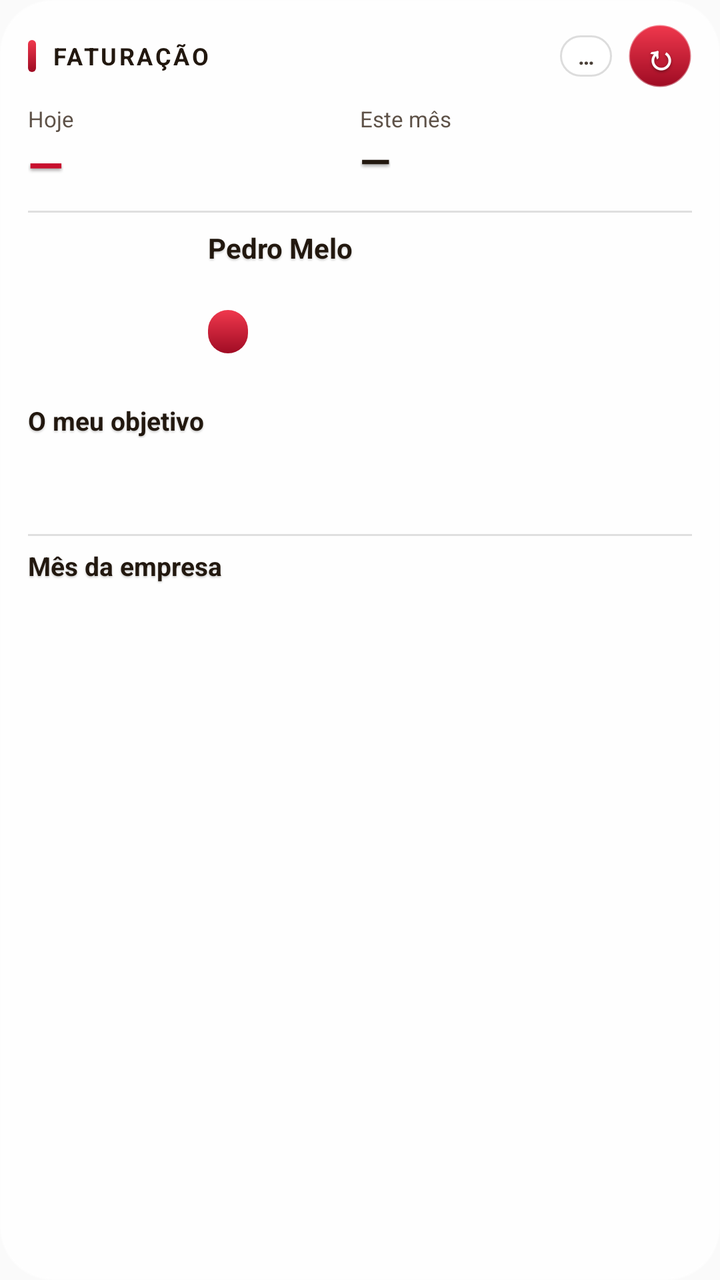
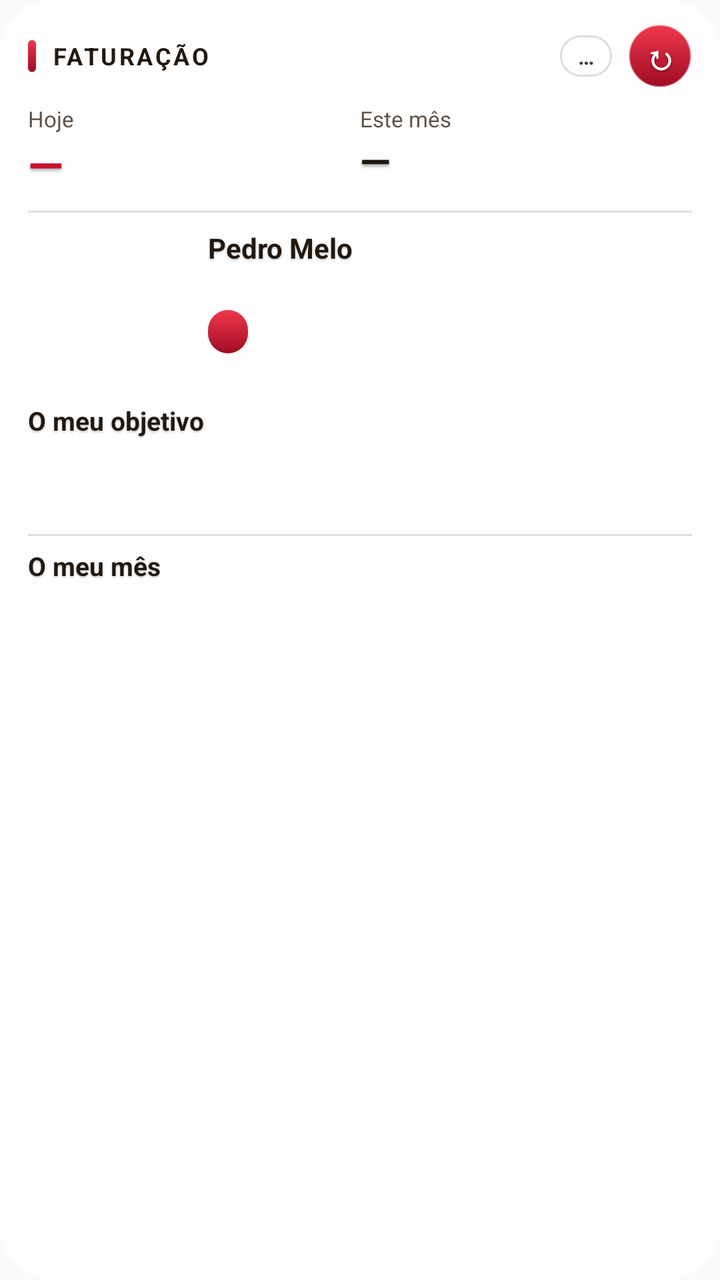

Before-and-after screenshots of an Android layout around one commit, followed by the original layout XML and the change that was made.
<!-- AndroidManifest.xml: application theme android:Theme.Material.Light -->
<!-- res/layout/widget_faturacao.xml -->
<?xml version="1.0" encoding="utf-8"?>
<LinearLayout xmlns:android="http://schemas.android.com/apk/res/android"
    android:id="@+id/widget_root"
    android:layout_width="match_parent"
    android:layout_height="match_parent"
    android:background="@drawable/w_fundo"
    android:orientation="vertical"
    android:paddingLeft="14dp"
    android:paddingRight="14dp"
    android:paddingTop="12dp"
    android:paddingBottom="10dp">

    
    <LinearLayout
        android:layout_width="match_parent"
        android:layout_height="wrap_content"
        android:gravity="center_vertical"
        android:orientation="horizontal">

        <TextView
            android:layout_width="4dp"
            android:layout_height="16dp"
            android:background="@drawable/w_acento" />

        <TextView
            android:id="@+id/w_titulo"
            android:layout_width="0dp"
            android:layout_height="wrap_content"
            android:layout_weight="1"
            android:layout_marginLeft="8dp"
            android:letterSpacing="0.1"
            android:text="FATURAÇÃO"
            android:textColor="#22180F"
            android:textSize="12sp"
            android:textStyle="bold" />

        <TextView
            android:id="@+id/w_hora"
            android:layout_width="wrap_content"
            android:layout_height="wrap_content"
            android:maxWidth="170dp"
            android:background="@drawable/w_chip"
            android:ellipsize="end"
            android:maxLines="1"
            android:paddingLeft="9dp"
            android:paddingRight="9dp"
            android:paddingTop="3dp"
            android:paddingBottom="3dp"
            android:text="…"
            android:textColor="#4A4038"
            android:textSize="11sp"
            android:textStyle="bold" />

        <TextView
            android:id="@+id/w_atualizar"
            android:layout_width="32dp"
            android:layout_height="32dp"
            android:layout_marginLeft="8dp"
            android:background="@drawable/w_botao"
            android:gravity="center"
            android:shadowColor="#66000000"
            android:shadowDy="2"
            android:shadowRadius="3"
            android:text="↻"
            android:textColor="#FFFFFF"
            android:textSize="17sp"
            android:textStyle="bold" />
    </LinearLayout>

    
    <LinearLayout
        android:layout_width="match_parent"
        android:layout_height="wrap_content"
        android:layout_marginTop="8dp"
        android:orientation="horizontal">

        <LinearLayout
            android:layout_width="0dp"
            android:layout_height="wrap_content"
            android:layout_weight="1"
            android:orientation="vertical">
            <TextView
                android:layout_width="wrap_content"
                android:layout_height="wrap_content"
                android:text="Hoje"
                android:textColor="#5E5248"
                android:textSize="11sp" />
            <TextView
                android:id="@+id/w_dia_val"
                android:layout_width="wrap_content"
                android:layout_height="wrap_content"
                android:maxLines="1"
                android:shadowColor="#55000000"
                android:shadowDx="0"
                android:shadowDy="3"
                android:shadowRadius="4"
                android:text="—"
                android:textColor="#C8102E"
                android:textSize="23sp"
                android:textStyle="bold" />
        </LinearLayout>

        <LinearLayout
            android:layout_width="0dp"
            android:layout_height="wrap_content"
            android:layout_weight="1"
            android:orientation="vertical">
            <TextView
                android:layout_width="wrap_content"
                android:layout_height="wrap_content"
                android:text="Este mês"
                android:textColor="#5E5248"
                android:textSize="11sp" />
            <TextView
                android:id="@+id/w_mes_val"
                android:layout_width="wrap_content"
                android:layout_height="wrap_content"
                android:maxLines="1"
                android:shadowColor="#55000000"
                android:shadowDx="0"
                android:shadowDy="3"
                android:shadowRadius="4"
                android:text="—"
                android:textColor="#22180F"
                android:textSize="20sp"
                android:textStyle="bold" />
        </LinearLayout>
    </LinearLayout>

    <TextView
        android:layout_width="match_parent"
        android:layout_height="1dp"
        android:layout_marginTop="8dp"
        android:background="@drawable/w_linha" />

    
    <LinearLayout
        android:layout_width="match_parent"
        android:layout_height="wrap_content"
        android:layout_marginTop="8dp"
        android:gravity="center_vertical"
        android:orientation="horizontal">

        <ImageView
            android:id="@+id/w_anel"
            android:layout_width="78dp"
            android:layout_height="78dp"
            android:scaleType="fitCenter" />

        <LinearLayout
            android:layout_width="0dp"
            android:layout_height="wrap_content"
            android:layout_weight="1"
            android:layout_marginLeft="12dp"
            android:orientation="vertical">

            <TextView
                android:layout_width="wrap_content"
                android:layout_height="wrap_content"
                android:shadowColor="#33000000"
                android:shadowDy="2"
                android:shadowRadius="2"
                android:text="Pedro Melo"
                android:textColor="#22180F"
                android:textSize="14sp"
                android:textStyle="bold" />

            <TextView
                android:id="@+id/w_ped_linha"
                android:layout_width="wrap_content"
                android:layout_height="wrap_content"
                android:layout_marginTop="1dp"
                android:ellipsize="end"
                android:maxLines="1"
                android:text=""
                android:textColor="#4A4038"
                android:textSize="11.5sp" />

            <TextView
                android:id="@+id/w_estado"
                android:layout_width="wrap_content"
                android:layout_height="wrap_content"
                android:layout_marginTop="5dp"
                android:background="@drawable/w_chip_vermelho"
                android:maxLines="1"
                android:paddingLeft="10dp"
                android:paddingRight="10dp"
                android:paddingTop="3dp"
                android:paddingBottom="3dp"
                android:shadowColor="#66000000"
                android:shadowDy="1"
                android:shadowRadius="2"
                android:text=""
                android:textColor="#FFFFFF"
                android:textSize="11.5sp"
                android:textStyle="bold" />

            <TextView
                android:id="@+id/w_ritmo"
                android:layout_width="wrap_content"
                android:layout_height="wrap_content"
                android:layout_marginTop="4dp"
                android:maxLines="2"
                android:text=""
                android:textColor="#4A4038"
                android:textSize="11sp" />
        </LinearLayout>
    </LinearLayout>

    
    <LinearLayout
        android:layout_width="match_parent"
        android:layout_height="wrap_content"
        android:layout_marginTop="6dp"
        android:orientation="horizontal">
        <TextView
            android:layout_width="0dp"
            android:layout_height="wrap_content"
            android:layout_weight="1"
            android:shadowColor="#33000000"
            android:shadowDy="2"
            android:shadowRadius="2"
            android:text="O meu objetivo"
            android:textColor="#22180F"
            android:textSize="13sp"
            android:textStyle="bold" />
        <TextView
            android:id="@+id/w_obj_info"
            android:layout_width="wrap_content"
            android:layout_height="wrap_content"
            android:maxLines="1"
            android:text=""
            android:textColor="#4A4038"
            android:textSize="11sp" />
    </LinearLayout>

    <ImageView
        android:id="@+id/w_grafico"
        android:layout_width="match_parent"
        android:layout_height="40dp"
        android:layout_marginTop="2dp"
        android:scaleType="fitCenter" />

    
    <TextView
        android:layout_width="match_parent"
        android:layout_height="1dp"
        android:layout_marginTop="6dp"
        android:background="@drawable/w_linha" />

    <LinearLayout
        android:layout_width="match_parent"
        android:layout_height="wrap_content"
        android:layout_marginTop="6dp"
        android:orientation="horizontal">
        <TextView
            android:layout_width="0dp"
            android:layout_height="wrap_content"
            android:layout_weight="1"
            android:shadowColor="#33000000"
            android:shadowDy="2"
            android:shadowRadius="2"
            android:text="Mês da empresa"
            android:textColor="#22180F"
            android:textSize="13sp"
            android:textStyle="bold" />
        <TextView
            android:id="@+id/w_mes_info"
            android:layout_width="wrap_content"
            android:layout_height="wrap_content"
            android:maxLines="1"
            android:text=""
            android:textColor="#4A4038"
            android:textSize="11sp" />
    </LinearLayout>

    <ImageView
        android:id="@+id/w_grafico_mes"
        android:layout_width="match_parent"
        android:layout_height="40dp"
        android:layout_marginTop="2dp"
        android:scaleType="fitCenter" />
</LinearLayout>
<!-- resources referenced by this layout -->
<resources>
  <!-- drawable w_acento (drawable) -->
  <?xml version="1.0" encoding="utf-8"?>
  <shape xmlns:android="http://schemas.android.com/apk/res/android" android:shape="rectangle">
      <gradient android:angle="270" android:startColor="#F0384D" android:endColor="#9E0B23" />
      <corners android:radius="3dp" />
  </shape>
  <!-- drawable w_botao (drawable) -->
  <?xml version="1.0" encoding="utf-8"?>
  <shape xmlns:android="http://schemas.android.com/apk/res/android" android:shape="oval">
      <gradient android:angle="270" android:startColor="#F0384D" android:endColor="#9E0B23" />
      <stroke android:width="1dp" android:color="#66FFFFFF" />
  </shape>
  <!-- drawable w_chip (drawable) -->
  <?xml version="1.0" encoding="utf-8"?>
  <shape xmlns:android="http://schemas.android.com/apk/res/android" android:shape="rectangle">
      <solid android:color="#CCFFFFFF" />
      <stroke android:width="1dp" android:color="#22000000" />
      <corners android:radius="999dp" />
  </shape>
  <!-- drawable w_chip_vermelho (drawable) -->
  <?xml version="1.0" encoding="utf-8"?>
  <shape xmlns:android="http://schemas.android.com/apk/res/android" android:shape="rectangle">
      <gradient android:angle="270" android:startColor="#F0384D" android:endColor="#A00C24" />
      <corners android:radius="999dp" />
  </shape>
  <!-- drawable w_fundo (drawable) -->
  <?xml version="1.0" encoding="utf-8"?>
  <shape xmlns:android="http://schemas.android.com/apk/res/android" android:shape="rectangle">
      <solid android:color="#C4FFFFFF" />
      <stroke android:width="1dp" android:color="#99FFFFFF" />
      <corners android:radius="26dp" />
  </shape>
  <!-- drawable w_linha (drawable) -->
  <?xml version="1.0" encoding="utf-8"?>
  <shape xmlns:android="http://schemas.android.com/apk/res/android" android:shape="rectangle">
      <solid android:color="#1F000000" />
  </shape>
</resources>

<!-- the commit's change to res/layout/widget_faturacao.xml (unified diff, before → after) -->
@@ -260,7 +260,7 @@
             android:shadowColor="#33000000"
             android:shadowDy="2"
             android:shadowRadius="2"
-            android:text="Mês da empresa"
+            android:text="O meu mês"
             android:textColor="#22180F"
             android:textSize="13sp"
             android:textStyle="bold" />
